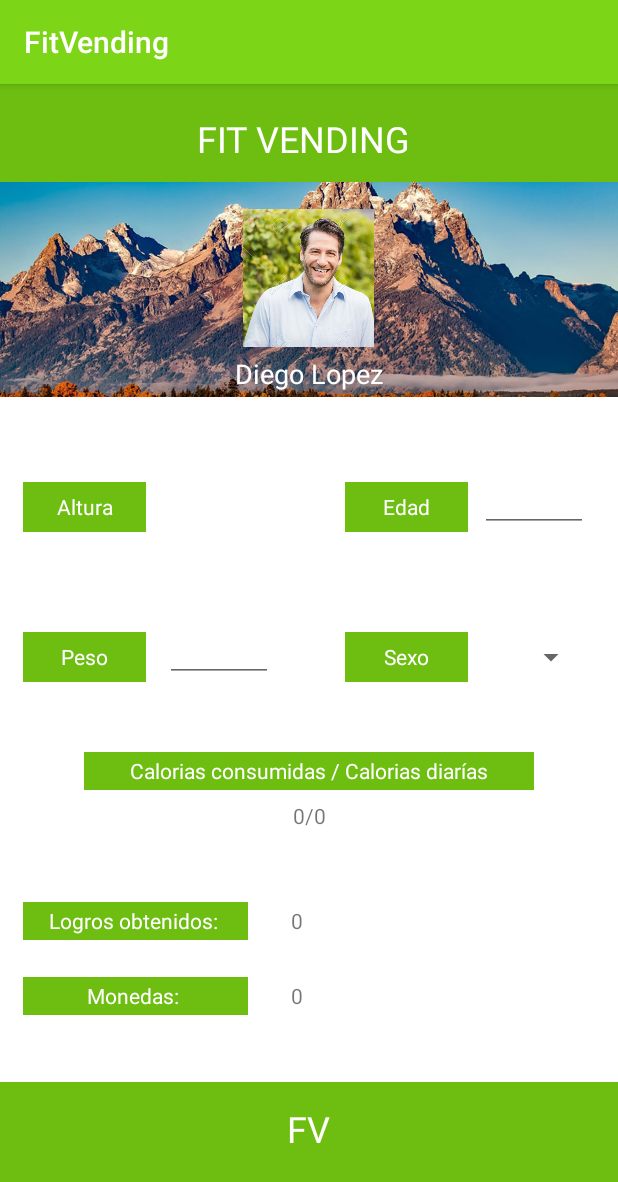
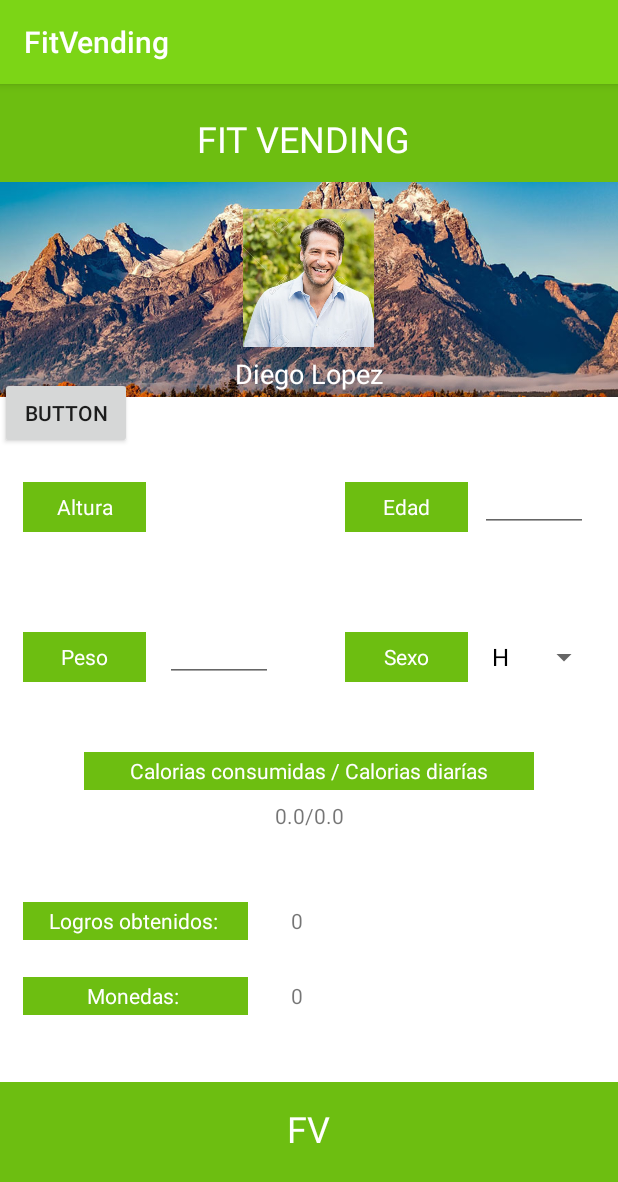
Before and after one commit to brianbayarri/FitVending_Desarrollo, an Android app: the PerfilActivity screen opened directly, with no data from a screen before it, on a phone screen of 412 x 824 dp. Shown: the top 1182 px of the screen. Run offline under Robolectric (Android 15) with nearby library versions, the phone set to English and light mode, and no system bars.

Commit message:
Activity Perfil: se agrego el calculo de las calorias diarias con los campos ingresados. Provisoriamente se hace con un boton. no se calcula a menos que se llenen los campos altura, edad y peso, deberia ser tambien con el sexo pero parece que se setea con la primera opcion del spinner

```diff
--- a/Android/trunk/app/src/main/java/com/example/fitvending/PerfilActivity.java
+++ b/Android/trunk/app/src/main/java/com/example/fitvending/PerfilActivity.java
@@ -1,25 +1,77 @@
 package com.example.fitvending;
 
+import android.annotation.SuppressLint;
 import android.support.v7.app.AppCompatActivity;
 import android.os.Bundle;
+import android.view.KeyEvent;
 import android.view.View;
 import android.widget.AdapterView;
 import android.widget.ArrayAdapter;
+import android.widget.Button;
+import android.widget.EditText;
 import android.widget.Spinner;
 import android.widget.Toast;
+import android.widget.TextView;
 
 import java.util.ArrayList;
 
 public class PerfilActivity extends AppCompatActivity {
+
+    EditText lbl_altura, lbl_edad, lbl_peso;
+    Spinner sp_sexo;
+    TextView cal_num;
+    Button boton;
 
     @Override
     protected void onCreate(Bundle savedInstanceState) {
 
         super.onCreate(savedInstanceState);
         setContentView(R.layout.activity_perfil);
+        lbl_altura=findViewById(R.id.editlbl_Altura);
+        lbl_edad=findViewById(R.id.editlbl_edad);
+        lbl_peso=findViewById(R.id.editlbl_Peso);
+        sp_sexo=findViewById(R.id.sp_sexo);
+        cal_num=findViewById(R.id.lbl_CaloriasNum);
+        boton=findViewById(R.id.boton);
+        final ArrayAdapter<String> adap_sexo;
 
+        ArrayList<String> l_sexo = new ArrayList<>();
+        l_sexo.add("H");
+        l_sexo.add("M");
+        adap_sexo = new ArrayAdapter<String>(this, R.layout.support_simple_spinner_dropdown_item,l_sexo);
+        sp_sexo.setAdapter(adap_sexo);
 
+        boton.setOnClickListener(new View.OnClickListener() {
+            @Override
+            public void onClick(View view) {
+                calcularCal();
+            }
+        });
     }
 
+    private void calcularCal() {
+
+        double cal_diarias=0.0;
+        double altura_f=0.0, peso_f=0.0;
+        int edad_f=0;
+        String peso=lbl_peso.getText().toString();
+        String altura=lbl_altura.getText().toString();
+        String edad=lbl_edad.getText().toString();
+        String sex_sel=sp_sexo.getSelectedItem().toString();
+
+        if(!altura.equals("") && !peso.equals("") && !edad.equals("") && (!sex_sel.equals("H") || !sex_sel.equals("M"))) {
+
+            peso_f=Double.parseDouble(peso);
+            altura_f=Double.parseDouble(altura);
+            edad_f=Integer.parseInt(edad);
+
+            if(sex_sel.equals("H")) {
+                cal_diarias=66.0 + (13.7 * peso_f) + (5 * altura_f) - (6.75 * edad_f); }
+            else if (sex_sel.equals("M")){
+                cal_diarias=655 + (9.6* peso_f) + (1.8 * altura_f) - (4.7 * edad_f); }
+
+        }
+        cal_num.setText("0.0/"+String.valueOf(cal_diarias));
+    }
 
 }
--- a/Android/trunk/app/src/main/res/layout/activity_perfil.xml
+++ b/Android/trunk/app/src/main/res/layout/activity_perfil.xml
@@ -122,10 +122,10 @@
             android:textColor="#FFFFFF" />
 
         <Spinner
-            android:id="@+id/spinner"
-            android:layout_width="69dp"
+            android:id="@+id/sp_sexo"
+            android:layout_width="80dp"
             android:layout_height="33dp"
-            android:layout_marginStart="322dp"
+            android:layout_marginStart="320dp"
             android:layout_marginTop="300dp" />
 
         <TextView
@@ -144,7 +144,7 @@
             android:id="@+id/lbl_CaloriasNum"
             android:layout_width="300dp"
             android:layout_height="25dp"
-            android:text="0/0"
+            android:text="0.0/0.0"
             android:layout_centerHorizontal="true"
             android:layout_marginTop="410dp"
             android:gravity="center" />
@@ -189,6 +189,13 @@
             android:gravity="center"
             android:text="0" />
 
+        <Button
+            android:id="@+id/boton"
+            android:layout_width="wrap_content"
+            android:layout_height="wrap_content"
+            android:layout_marginVertical="130dp"
+            android:text="Button" />
+
 
     </RelativeLayout>
 
```
